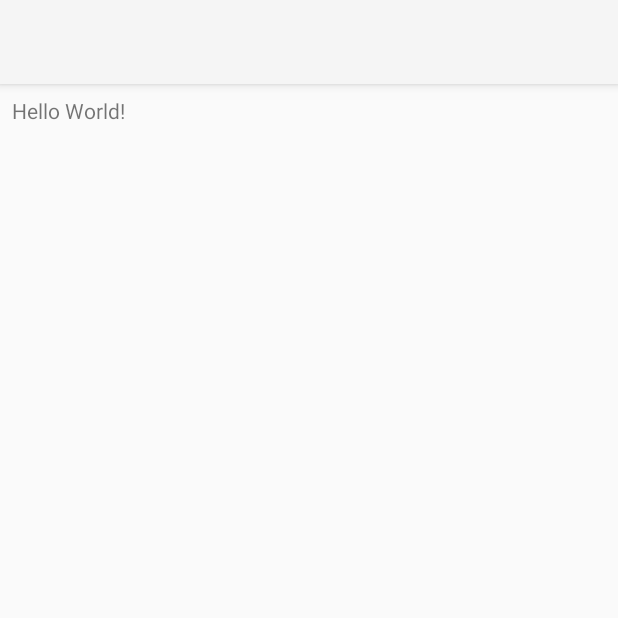
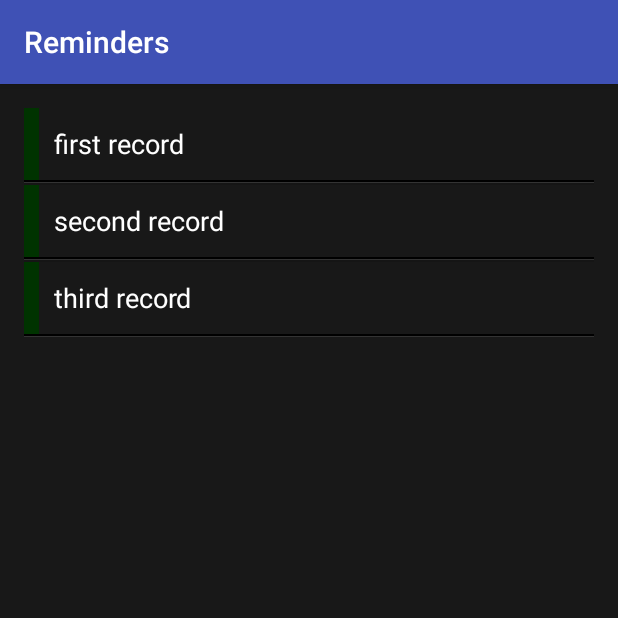
Before and after one commit to benboatZ/Reminder, an Android app: the screen it shows after launch (RemindersActivity), on a phone screen of 412 x 824 dp, the top half of it. Run offline under Robolectric (Android 15) with nearby library versions, the light colour scheme and no system bars.

Commit message:
Adds ListView with custom colors

```diff
--- a/app/src/main/java/com/sy/benboat/reminders/RemindersActivity.java
+++ b/app/src/main/java/com/sy/benboat/reminders/RemindersActivity.java
@@ -1,13 +1,24 @@
 package com.sy.benboat.reminders;
 
+import android.os.Bundle;
 import android.support.v7.app.AppCompatActivity;
-import android.os.Bundle;
+import android.widget.ArrayAdapter;
+import android.widget.ListView;
 
 public class RemindersActivity extends AppCompatActivity {
+    private ListView mListView;
 
     @Override
     protected void onCreate(Bundle savedInstanceState) {
         super.onCreate(savedInstanceState);
         setContentView(R.layout.activity_reminders);
+
+        mListView = (ListView) findViewById(R.id.Reminders_list_view);
+        ArrayAdapter<String> arrayAdapter = new ArrayAdapter<String>(
+                this,
+                R.layout.reminders_row,
+                R.id.row_text,
+                new String[]{"first record", "second record", "third record"});
+        mListView.setAdapter(arrayAdapter);
     }
 }
--- a/app/src/main/res/layout/activity_reminders.xml
+++ b/app/src/main/res/layout/activity_reminders.xml
@@ -3,6 +3,7 @@
     xmlns:android="http://schemas.android.com/apk/res/android"
     xmlns:tools="http://schemas.android.com/tools"
     android:layout_width="match_parent"
+    android:background="@color/dark_grey"
     android:layout_height="match_parent"
     android:paddingBottom="@dimen/activity_vertical_margin"
     android:paddingLeft="@dimen/activity_horizontal_margin"
@@ -10,8 +11,12 @@
     android:paddingTop="@dimen/activity_vertical_margin"
     tools:context="com.sy.benboat.reminders.RemindersActivity">
 
-    <TextView
-        android:layout_width="wrap_content"
+    <ListView
+        android:layout_width="match_parent"
         android:layout_height="wrap_content"
-        android:text="Hello World!"/>
+        android:id="@+id/Reminders_list_view"
+        tools:listitem="@layout/reminders_row"
+        android:layout_alignParentTop="true"
+        android:layout_alignParentLeft="true"
+        android:layout_alignParentStart="true"/>
 </RelativeLayout>
--- /dev/null
+++ b/app/src/main/res/layout/reminders_row.xml
@@ -0,0 +1,43 @@
+<?xml version="1.0" encoding="utf-8"?>
+<LinearLayout xmlns:android="http://schemas.android.com/apk/res/android"
+              android:orientation="vertical"
+              android:layout_width="match_parent"
+              android:layout_height="50dp"
+              android:background="@color/dark_grey">
+    <LinearLayout
+        android:orientation="horizontal"
+        android:layout_width="match_parent"
+        android:layout_height="48dp">
+
+        <view
+            android:layout_width="10dp"
+            android:layout_height="match_parent"
+            class="android.view.View"
+            android:background="@color/green"
+            android:id="@+id/row_tab"/>
+
+        <TextView
+            android:layout_width="match_parent"
+            android:layout_height="match_parent"
+            android:textAppearance="?android:attr/textAppearanceLarge"
+            android:text="Reminder Text"
+            android:textColor="@color/white"
+            android:id="@+id/row_text"
+            android:textSize="18sp"
+            android:gravity="center_vertical"
+            android:padding="10dp"
+            android:ellipsize="end"
+            android:maxLines="1"/>
+
+    </LinearLayout>
+    <view
+        class="android.view.View"
+        android:layout_width="fill_parent"
+        android:layout_height="1dp"
+        android:background="#000"/>
+    <view
+        class="android.view.View"
+        android:layout_width="fill_parent"
+        android:layout_height="1dp"
+        android:background="#333"/>
+</LinearLayout>
--- /dev/null
+++ b/app/src/main/res/values-w820dp/dimens.xml
@@ -0,0 +1,6 @@
+<resources>
+    <!-- Example customization of dimensions originally defined in res/values/dimens.xml
+         (such as screen margins) for screens with more than 820dp of available width. This
+         would include 7" and 10" devices in landscape (~960dp and ~1280dp respectively). -->
+    <dimen name="activity_horizontal_margin">64dp</dimen>
+</resources>
--- /dev/null
+++ b/app/src/main/res/values/colors.xml
@@ -0,0 +1,9 @@
+<?xml version="1.0" encoding="utf-8"?>
+<resources>
+    <color name="colorPrimary">#3F51B5</color>
+    <color name="colorPrimaryDark">#303F9F</color>
+    <color name="colorAccent">#FF4081</color>
+    <color name="dark_grey">#181818</color>
+    <color name="white">#ffffff</color>
+    <color name="green">#003300</color>
+</resources>
--- /dev/null
+++ b/app/src/main/res/values/dimens.xml
@@ -0,0 +1,5 @@
+<resources>
+    <!-- Default screen margins, per the Android Design guidelines. -->
+    <dimen name="activity_horizontal_margin">16dp</dimen>
+    <dimen name="activity_vertical_margin">16dp</dimen>
+</resources>
--- /dev/null
+++ b/app/src/main/res/values/strings.xml
@@ -0,0 +1,3 @@
+<resources>
+    <string name="app_name">Reminders</string>
+</resources>
--- /dev/null
+++ b/app/src/main/res/values/styles.xml
@@ -0,0 +1,11 @@
+<resources>
+
+    <!-- Base application theme. -->
+    <style name="AppTheme" parent="Theme.AppCompat.Light.DarkActionBar">
+        <!-- Customize your theme here. -->
+        <item name="colorPrimary">@color/colorPrimary</item>
+        <item name="colorPrimaryDark">@color/colorPrimaryDark</item>
+        <item name="colorAccent">@color/colorAccent</item>
+    </style>
+
+</resources>
```
